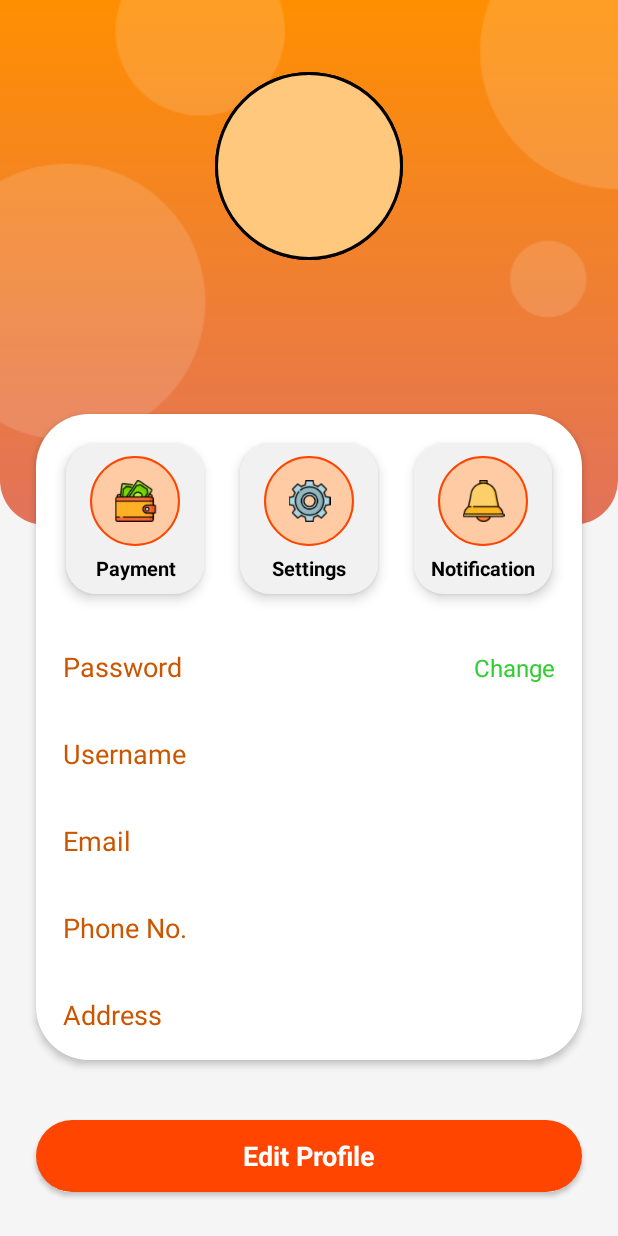
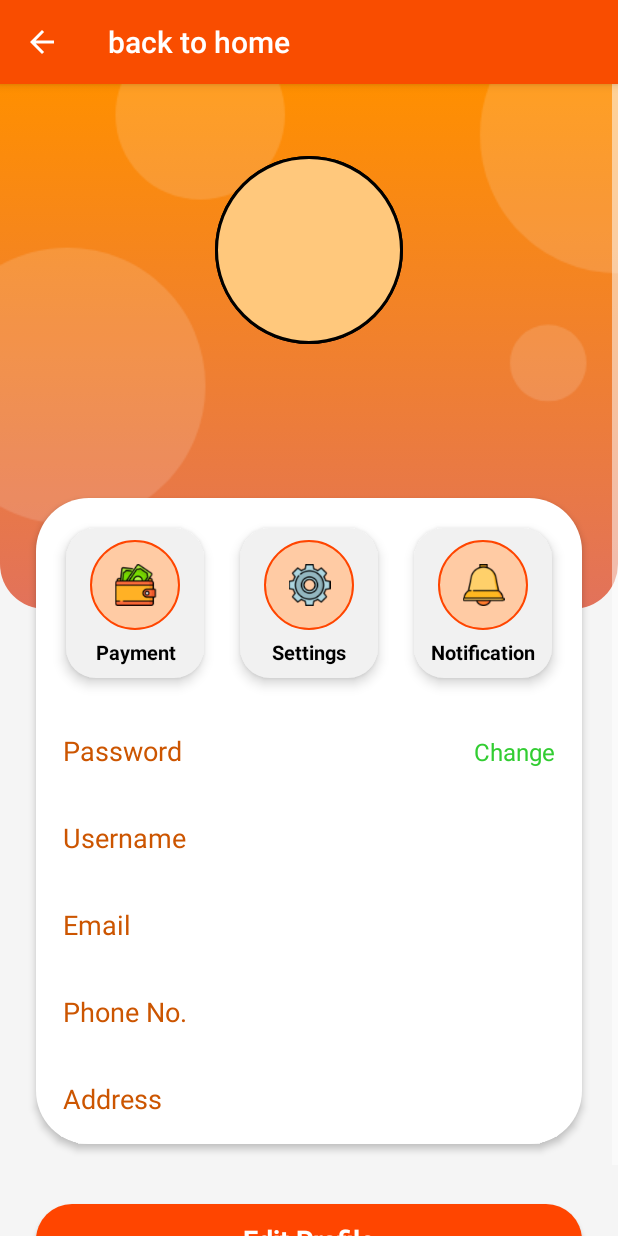
Before and after one commit to yasinthamadusanka/dog_nutrition, an Android app: the ProfileActivity screen opened directly, with no data from a screen before it, on a phone screen of 412 x 824 dp. Run offline under Robolectric (Android 15) with nearby library versions, the phone set to English and light mode, and no system bars; our stand-ins replace Firebase (no records; nobody signed in at launch, a user with empty details on screens opened directly).

Commit message:
Add back buttons and themes

```diff
--- a/app/src/main/java/com/example/dognutrition/ProfileActivity.java
+++ b/app/src/main/java/com/example/dognutrition/ProfileActivity.java
@@ -4,6 +4,7 @@ import android.content.DialogInterface;
 import android.content.Intent;
 import android.os.Bundle;
 import android.view.LayoutInflater;
+import android.view.MenuItem;
 import android.view.View;
 import android.widget.Button;
 import android.widget.EditText;
@@ -38,6 +39,13 @@ public class ProfileActivity extends AppCompatActivity {
     protected void onCreate(Bundle savedInstanceState) {
         super.onCreate(savedInstanceState);
         setContentView(R.layout.activity_profile);
+
+        if (getSupportActionBar() != null) {
+            getSupportActionBar().setDisplayShowTitleEnabled(true);
+            getSupportActionBar().setDisplayHomeAsUpEnabled(true);
+        }
+
+
 
         firebaseAuth = FirebaseAuth.getInstance();
 
@@ -98,6 +106,15 @@ public class ProfileActivity extends AppCompatActivity {
         String userId = FirebaseAuth.getInstance().getCurrentUser().getUid();
         loadProfileImage();
         fetchUserData(userId);
+    }
+
+    @Override
+    public boolean onOptionsItemSelected(MenuItem item) {
+        if (item.getItemId() == android.R.id.home) {
+            finish(); // Close this activity and go back to the previous one
+            return true;
+        }
+        return super.onOptionsItemSelected(item);
     }
 
 
--- a/app/src/main/res/values/themes.xml
+++ b/app/src/main/res/values/themes.xml
@@ -9,7 +9,14 @@
     <style name="Theme.DogNutrition" parent="Base.Theme.DogNutrition" />
 
     <style name="ShowDetailsTheme" parent="Theme.AppCompat.Light.DarkActionBar">
-        <item name="colorPrimary">#ffa089</item>
+        <item name="colorPrimary">#f94d00</item>
+        <item name="android:textColorPrimary">#FFFFFF</item>
+        <item name="colorControlNormal">#FFFFFF</item>
+        <item name="android:statusBarColor">#f94d00</item>
+    </style>
+
+    <style name="ShowDetailsTheme2" parent="Theme.AppCompat.Light.DarkActionBar">
+        <item name="colorPrimary">#f94d00</item>
         <item name="android:textColorPrimary">#FFFFFF</item>
         <item name="colorControlNormal">#FFFFFF</item>
         <item name="android:statusBarColor">#f94d00</item>
```
Also changed, not shown: app/src/main/AndroidManifest.xml (+10 -4 lines), app/src/main/java/com/example/dognutrition/ArticleActivity.java (added, +14 -0 lines), app/src/main/java/com/example/dognutrition/CartActivity.java (+27 -1 lines), app/src/main/java/com/example/dognutrition/MainActivity.java (+27 -1 lines), app/src/main/res/layout/activity_article.xml (added, +9 -0 lines).
